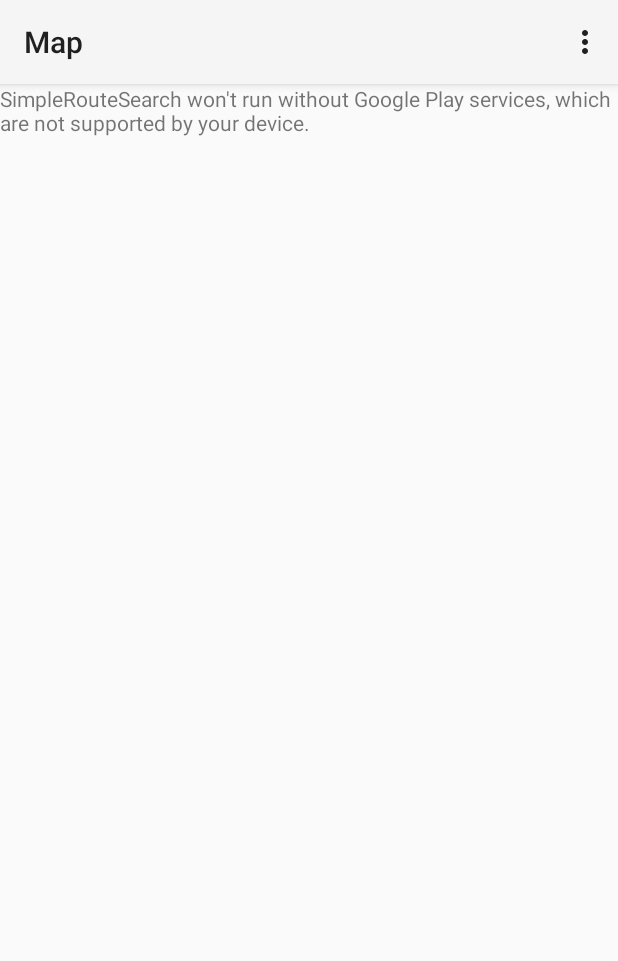
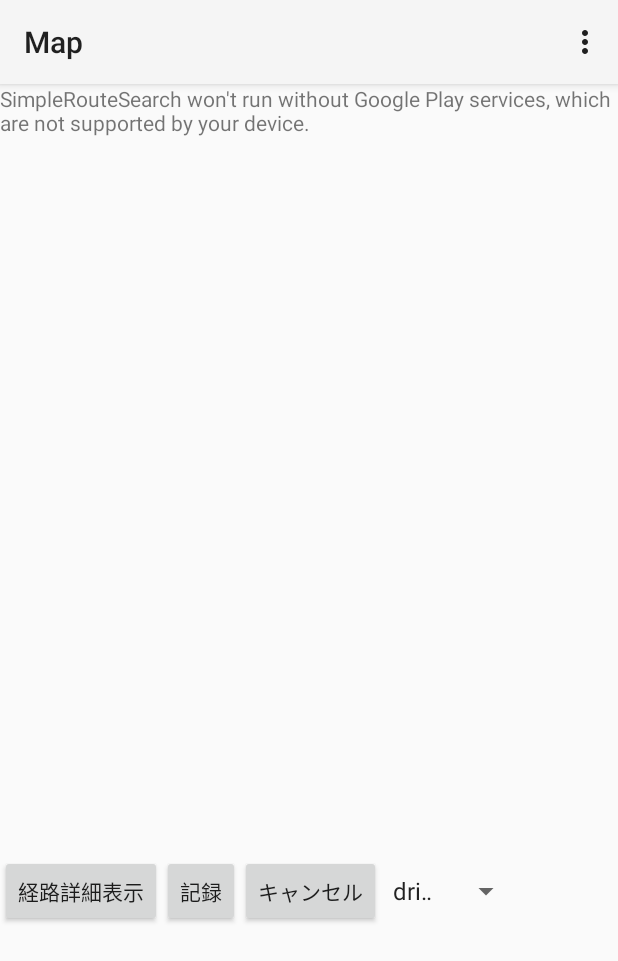
Before and after one commit to okanomimi/SimpleRouteSearch, an Android app: the screen it shows after launch (MapsActivity), on a phone screen of 412 x 824 dp. Shown: the top 961 px of the screen. Run offline under Robolectric (Android 15) with nearby library versions, the phone set to English and light mode, and no system bars; 2 statements that could not run were skipped.

Commit message:
画面の整理とボタンの追加

```diff
--- a/app/src/main/java/com/example/okano/simpleroutesearch/MapsActivity.java
+++ b/app/src/main/java/com/example/okano/simpleroutesearch/MapsActivity.java
@@ -14,6 +14,7 @@ import android.view.Gravity;
 import android.view.Menu;
 import android.view.MenuItem;
 import android.view.View;
+import android.widget.Button;
 import android.widget.PopupWindow;
 import android.widget.TextView;
 import android.widget.Toast;
@@ -42,8 +43,10 @@ import java.util.List;
 public class MapsActivity extends FragmentActivity {
 
     private GoogleMap mMap; // Might be null if Google Play services APK is not available.
-
-    public String travelMode = "driving";//default
+    public TkyJavaLibs t ;
+    //    public String travelMode = "driving";//default
+//    public String travelMode = "";//default
+    public String travelMode = "TRANSIT" ;
     private int touchNum = 0 ;      // the number of touch
     private LatLng fromPoint ;      // the point of from
     private LatLng toPoint ;      // the point of to
@@ -59,20 +62,31 @@ public class MapsActivity extends FragmentActivity {
 
     public PopupWindow mPopupWindow ;
     public String routeDataText = "" ;
+
+
+
     @Override
     protected void onCreate(Bundle savedInstanceState) {
         super.onCreate(savedInstanceState);
 //        setContentView(R.layout.activity_maps);
         setContentView(R.layout.activity_main);
-
+    t = new TkyJavaLibs();
         setUpMapIfNeeded();
 
         //プログレス
         progressDialog = new ProgressDialog(this);
         progressDialog.setProgressStyle(ProgressDialog.STYLE_SPINNER);
-        progressDialog.setMessage("検索中だす......");
+        progressDialog.setMessage("検索中");
         progressDialog.hide();
 
+
+        Button showRouteInfoBtn = (Button) findViewById(R.id.routeInfo);
+        showRouteInfoBtn.setOnClickListener(new View.OnClickListener() {
+            @Override
+            public void onClick(View v) {
+                showMapInfo();
+            }
+        });
     }
 
     @Override
@@ -121,7 +135,7 @@ public class MapsActivity extends FragmentActivity {
 
         CameraUpdate cu = CameraUpdateFactory.newLatLng(new LatLng(43.0675, 141.350784));
         mMap.moveCamera(cu);
-
+        mMap.setMyLocationEnabled(true);
         mMap.setOnMapClickListener(new GoogleMap.OnMapClickListener() {
             @Override
             public void onMapClick(LatLng latLng) {
@@ -132,8 +146,12 @@ public class MapsActivity extends FragmentActivity {
                 }else if(markerPoints.size() == 1) {
                     markerPoints.add(latLng) ;
                     mMap.addMarker(new MarkerOptions().position(latLng).title("Marker"));
+//                    Spinner spinner = (Spinner) findViewById(R.id.spinner);
+//                    travelMode = (String) spinner.getSelectedItem();
                     routeSearch();
                     markerPoints = new ArrayList<LatLng>();
+                }else{
+
                 }
                //二回目のタッチの処理
             }
@@ -190,6 +208,7 @@ public class MapsActivity extends FragmentActivity {
         String str_dest = "destination="+dest.latitude+","+dest.longitude;
         String sensor = "sensor=false";
 
+        t.log(travelMode) ;
         //パラメータ
         String parameters = str_origin+"&"+str_dest+"&"+sensor + "&language=ja" + "&mode=" + travelMode;
 
@@ -399,7 +418,6 @@ public class MapsActivity extends FragmentActivity {
 
     private void showMapInfo(){
 
-        Toast.makeText(MapsActivity.this, "ルート情報を取得できませんでした", Toast.LENGTH_LONG).show();
         mPopupWindow = new PopupWindow(MapsActivity.this);
         // レイアウト設定
 //        View popupView = getLayoutInflater().inflate(R.layout.popup_route_info, null);
@@ -455,4 +473,5 @@ public class MapsActivity extends FragmentActivity {
 
     }
 
+
 }
--- a/app/src/main/res/layout/activity_main.xml
+++ b/app/src/main/res/layout/activity_main.xml
@@ -1,13 +1,60 @@
 <?xml version="1.0" encoding="utf-8"?>
-<RelativeLayout xmlns:android="http://schemas.android.com/apk/res/android"
+
+<LinearLayout
+    xmlns:android="http://schemas.android.com/apk/res/android"
     xmlns:tools="http://schemas.android.com/tools"
+    android:orientation="vertical"
     android:layout_width="match_parent"
     android:layout_height="match_parent"
-    tools:context=".MainActivity" >
-
+    android:layout_alignParentBottom="true"
+    android:layout_alignParentLeft="true"
+    android:weightSum="1"
+    android:layout_alignParentStart="true">
     <fragment
         android:id="@+id/map"
         android:layout_width="wrap_content"
         android:layout_height="wrap_content"
+        android:layout_weight="0.7"
         class="com.google.android.gms.maps.SupportMapFragment" />
-</RelativeLayout>
+
+
+    <LinearLayout
+        android:orientation="horizontal"
+        android:layout_width="wrap_content"
+        android:layout_height="wrap_content"
+        android:layout_toEndOf="@+id/map"
+        android:layout_alignParentTop="true"
+        android:layout_alignParentLeft="true"
+        android:layout_weight="0.3"
+        android:layout_alignParentStart="true">
+
+
+        <Button
+            style="?android:attr/buttonStyleSmall"
+            android:layout_width="wrap_content"
+            android:layout_height="wrap_content"
+            android:text="経路詳細表示"
+            android:id="@+id/routeInfo" />
+        <Button
+            style="?android:attr/buttonStyleSmall"
+            android:layout_width="wrap_content"
+            android:layout_height="wrap_content"
+            android:text="記録"
+            android:id="@+id/kiroku" />
+        <Button
+            style="?android:attr/buttonStyleSmall"
+            android:layout_width="wrap_content"
+            android:layout_height="wrap_content"
+            android:text="キャンセル"
+            android:id="@+id/cansel" />
+        <Spinner
+            android:layout_width="94dp"
+            android:layout_height="wrap_content"
+            android:id="@+id/spinner"
+            android:layout_alignParentBottom="true"
+            android:layout_alignParentLeft="true"
+            android:layout_alignParentStart="true"
+            android:entries="@array/list"
+            />
+    </LinearLayout>
+</LinearLayout>
--- a/app/src/main/res/values/strings.xml
+++ b/app/src/main/res/values/strings.xml
@@ -1,4 +1,11 @@
 <resources>
     <string name="app_name">SimpleRouteSearch</string>
     <string name="title_activity_maps">Map</string>
+
+
+    <string-array name="list">
+    <item>driving</item>
+    <item>walking</item>
+    <item>transit</item>
+    </string-array>
 </resources>
```
